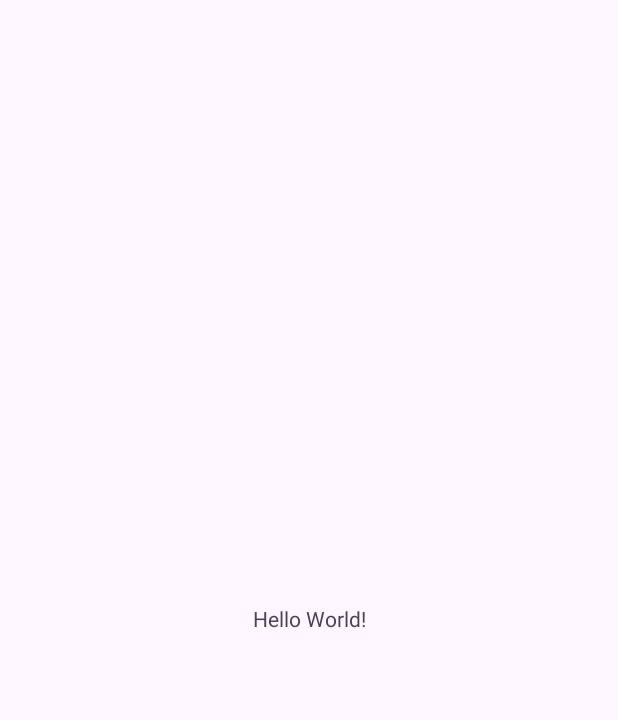
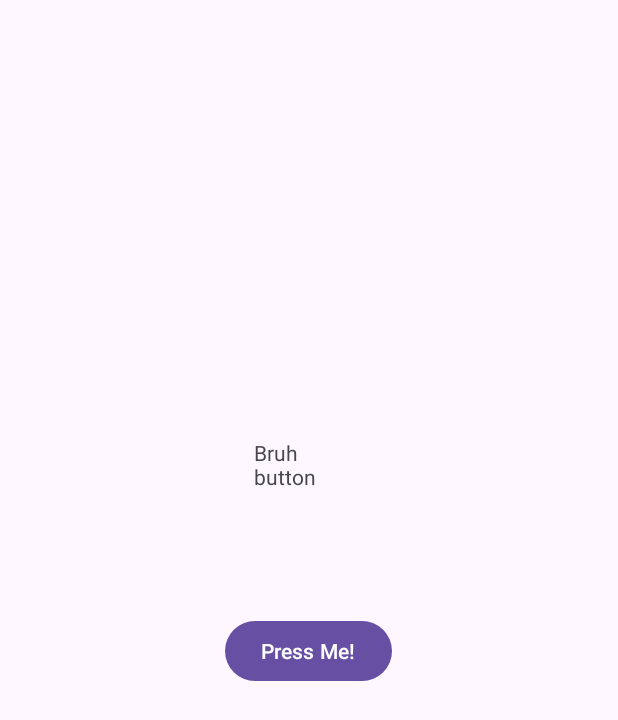
Before and after one commit to rohan3123/bruh-app, an Android app: the screen it shows after launch (MainActivity), on a phone screen of 412 x 824 dp. Before the commit the part shown is almost empty. Shown: the top 720 px of the screen. Run offline under Robolectric (Android 15) with nearby library versions, the phone set to English and light mode, and no system bars.

Commit message:
created button

```diff
--- a/bruh/app/src/main/res/layout/activity_main.xml
+++ b/bruh/app/src/main/res/layout/activity_main.xml
@@ -7,12 +7,28 @@
     tools:context=".MainActivity">
 
     <TextView
-        android:layout_width="wrap_content"
+        android:id="@+id/textView"
+        android:layout_width="73dp"
         android:layout_height="wrap_content"
-        android:text="Hello World!"
+        android:text="Bruh button"
         app:layout_constraintBottom_toBottomOf="parent"
         app:layout_constraintEnd_toEndOf="parent"
         app:layout_constraintStart_toStartOf="parent"
-        app:layout_constraintTop_toTopOf="parent" />
+        app:layout_constraintTop_toTopOf="parent"
+        app:layout_constraintVertical_bias="0.37" />
+
+    <Button
+        android:id="@+id/button2"
+        android:layout_width="wrap_content"
+        android:layout_height="wrap_content"
+        android:layout_marginStart="149dp"
+        android:layout_marginTop="58dp"
+        android:layout_marginEnd="150dp"
+        android:layout_marginBottom="342dp"
+        android:text="Press Me!"
+        app:layout_constraintBottom_toBottomOf="parent"
+        app:layout_constraintEnd_toEndOf="parent"
+        app:layout_constraintStart_toStartOf="parent"
+        app:layout_constraintTop_toBottomOf="@+id/textView" />
 
 </androidx.constraintlayout.widget.ConstraintLayout>
```
